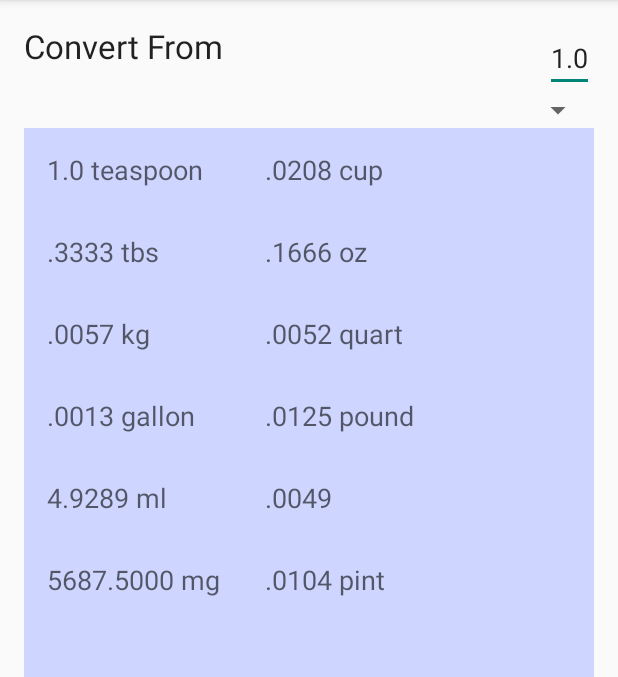
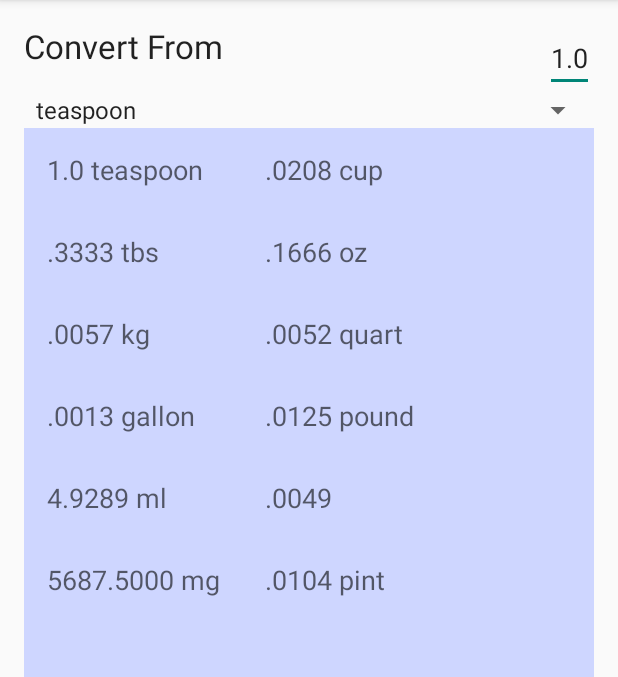
Before and after one commit to z-a-f/ConvertMeAndroid, an Android app: the screen it shows after launch (MainActivity), on a phone screen of 412 x 824 dp, the part 84-761 px from its top. Run offline under Robolectric (Android 15) with nearby library versions, the phone set to English and light mode, and no system bars; 1 statement that could not run was skipped.

Commit message:
Finished Part 7 of Derek Banas

```diff
--- a/app/src/main/java/cc/zafar/convertme/MainActivity.java
+++ b/app/src/main/java/cc/zafar/convertme/MainActivity.java
@@ -4,14 +4,79 @@ import android.support.v7.app.ActionBarActivity;
 import android.os.Bundle;
 import android.view.Menu;
 import android.view.MenuItem;
+import android.view.View;
+import android.widget.AdapterView;
+import android.widget.ArrayAdapter;
+import android.widget.EditText;
+import android.widget.Spinner;
+import android.widget.TextView;
 
 
 public class MainActivity extends ActionBarActivity {
+
+	private Spinner unitTypeSpinner;
+	private EditText amountTextView;
+
+	private TextView
+		teaspoonTextView, tablespoonTextView, cupTextView, ounceTextView,
+		pintTextView, quartTextView, gallonTextView, poundTextView,
+		milliliterTextView, literTextView, milligramTextView, kilogramTextView;
 
 	@Override
 	protected void onCreate (Bundle savedInstanceState) {
 		super.onCreate(savedInstanceState);
 		setContentView(R.layout.activity_main);
+
+		addItemsToUnitTypeSpinner();
+
+		addListenerToUnitTypeSpinner();
+
+		amountTextView = (EditText)findViewById(R.id.amount_text_view);
+
+		initializeTextViews();
+	}
+
+	private void addListenerToUnitTypeSpinner () {
+		unitTypeSpinner = (Spinner) findViewById(R.id.unit_type_spinner);
+		unitTypeSpinner.setOnItemSelectedListener(new AdapterView.OnItemSelectedListener() {
+			@Override
+			public void onItemSelected (AdapterView<?> parent, View view, int position, long id) {
+				String itemSelectedInSpinner = parent.getItemAtPosition(position).toString();
+
+				checkIfConvertingFromTsp(itemSelectedInSpinner);
+			}
+
+			@Override
+			public void onNothingSelected (AdapterView<?> parent) {
+				// TODO: Add something here later! :)
+			}
+		});
+	}
+
+	private void addItemsToUnitTypeSpinner () {
+		unitTypeSpinner = (Spinner) findViewById(R.id.unit_type_spinner);
+		ArrayAdapter<CharSequence> unitTypeSpinnerAdapter
+			= ArrayAdapter.createFromResource(this,
+			                                  R.array.conversion_types,
+			                                  android.R.layout.simple_spinner_item);
+
+		unitTypeSpinnerAdapter.setDropDownViewResource(android.R.layout.simple_spinner_dropdown_item);
+		unitTypeSpinner.setAdapter(unitTypeSpinnerAdapter);
+	}
+
+	private void initializeTextViews () {
+		teaspoonTextView = (TextView) findViewById(R.id.tsp_text_view);
+		tablespoonTextView = (TextView) findViewById(R.id.tbs_text_view);
+		cupTextView = (TextView) findViewById(R.id.cup_text_view);
+		ounceTextView = (TextView) findViewById(R.id.oz_text_view);
+		pintTextView = (TextView) findViewById(R.id.pint_text_view);
+		quartTextView = (TextView) findViewById(R.id.quart_text_view);
+		gallonTextView = (TextView) findViewById(R.id.gallon_text_view);
+		poundTextView = (TextView) findViewById(R.id.pound_text_view);
+		milliliterTextView = (TextView) findViewById(R.id.ml_text_view);
+		literTextView = (TextView) findViewById(R.id.liter_text_view);
+		milligramTextView = (TextView) findViewById(R.id.mg_text_view);
+		kilogramTextView = (TextView) findViewById(R.id.kg_text_view);
 	}
 
 
--- a/app/src/main/res/layout/activity_main.xml
+++ b/app/src/main/res/layout/activity_main.xml
@@ -30,7 +30,7 @@
 	<Spinner
 		android:layout_width="match_parent"
 		android:layout_height="wrap_content"
-		android:id="@+id/unit_types_spinner"
+		android:id="@+id/unit_type_spinner"
 		android:layout_below="@+id/amount_text_view"
 		android:layout_alignParentLeft="true"
 		android:layout_alignParentStart="true"/>
@@ -38,7 +38,7 @@
 	<GridLayout
 		android:layout_width="fill_parent"
 		android:layout_height="fill_parent"
-		android:layout_below="@+id/unit_types_spinner"
+		android:layout_below="@+id/unit_type_spinner"
 		android:layout_alignParentLeft="true"
 		android:layout_alignParentStart="true"
 		android:padding="15dp"
--- /dev/null
+++ b/app/src/main/res/values/conversion_types.xml
@@ -0,0 +1,17 @@
+<?xml version="1.0" encoding="utf-8"?>
+<resources>
+	<string-array name="conversion_types">
+		<item>teaspoon</item>
+		<item>tablespoon</item>
+		<item>cup</item>
+		<item>ounce</item>
+		<item>pint</item>
+		<item>quart</item>
+		<item>gallon</item>
+		<item>pound</item>
+		<item>milliliter</item>
+		<item>liter</item>
+		<item>milligram</item>
+		<item>kilogram</item>
+	</string-array>
+</resources>
```
Also changed, not shown: 1 other file.
